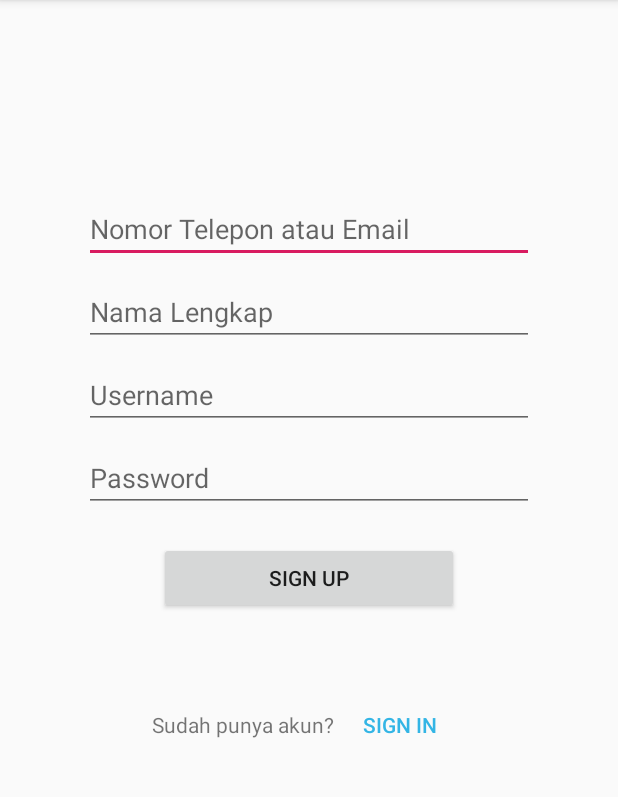
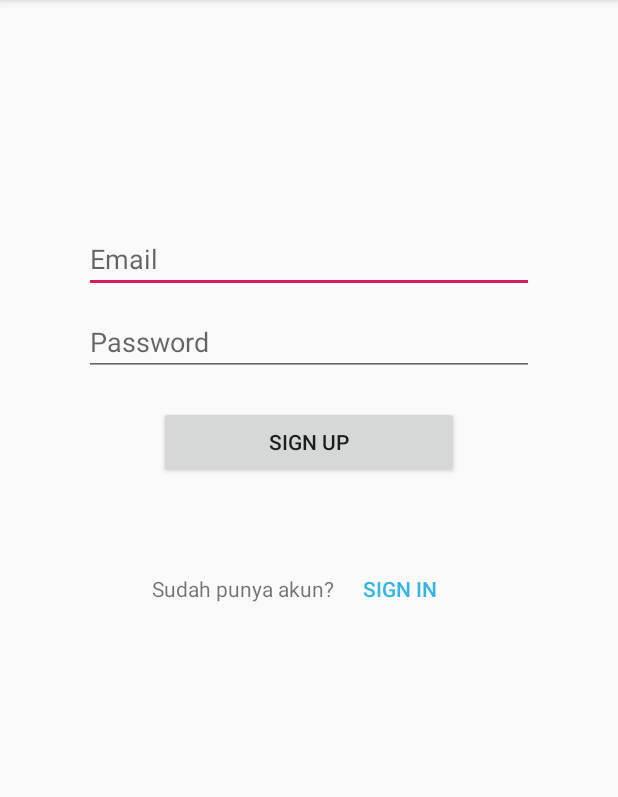
Before and after one commit to BenyaminDoni/GundamHobby, an Android app: the SignupActivity screen opened directly, with no data from a screen before it, on a phone screen of 412 x 824 dp, the part 84-881 px from its top. Run offline under Robolectric (Android 15) with nearby library versions, the phone set to English and light mode, and no system bars.

Commit message:
update activity

```diff
--- a/app/src/main/res/layout/activity_signup.xml
+++ b/app/src/main/res/layout/activity_signup.xml
@@ -13,7 +13,7 @@
         android:layout_height="wrap_content"
         android:layout_gravity="center"
         android:layout_marginTop="80dp"
-        android:layout_marginBottom="50dp"
+        android:layout_marginBottom="70dp"
         tools:srcCompat="@tools:sample/avatars[0]" />
 
     <EditText
@@ -22,23 +22,7 @@
         android:layout_height="wrap_content"
         android:layout_marginBottom="10dp"
         android:layout_gravity="center"
-        android:hint="Nomor Telepon atau Email" />
-
-    <EditText
-        android:id="@+id/namaTxt"
-        android:layout_width="300dp"
-        android:layout_height="wrap_content"
-        android:layout_marginBottom="10dp"
-        android:layout_gravity="center"
-        android:hint="Nama Lengkap" />
-
-    <EditText
-        android:id="@+id/usernameTxt"
-        android:layout_width="300dp"
-        android:layout_height="wrap_content"
-        android:layout_marginBottom="10dp"
-        android:layout_gravity="center"
-        android:hint="Username" />
+        android:hint="Email" />
 
     <EditText
         android:id="@+id/editPass"
```
